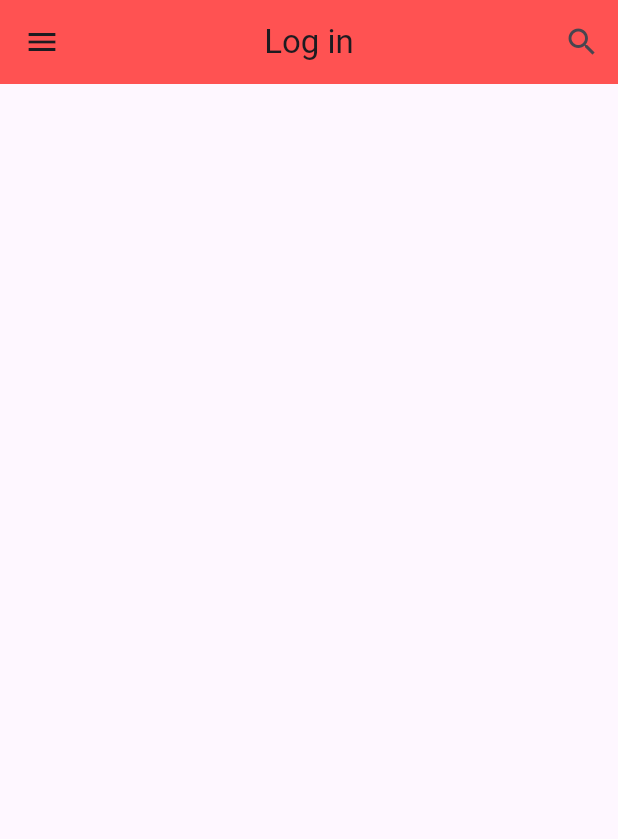
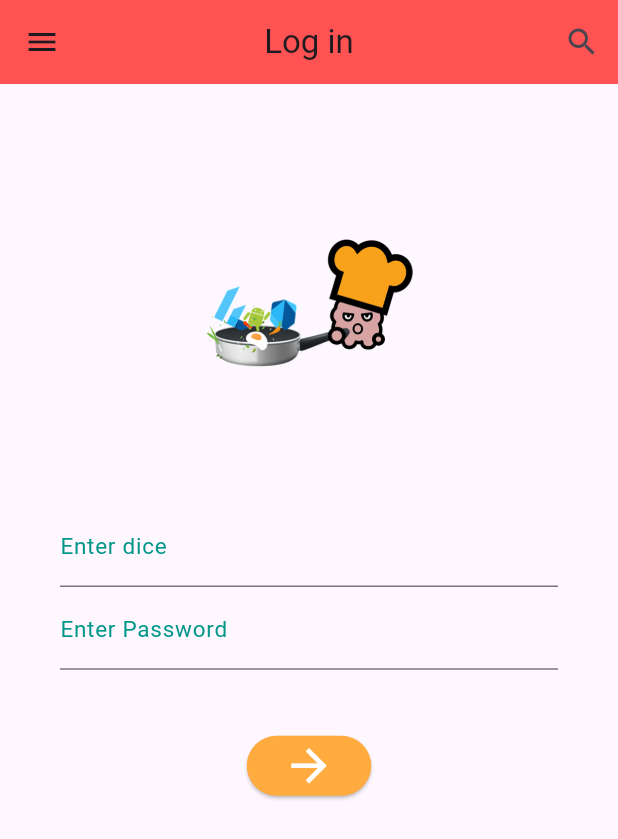
Before and after one commit to dw0124/Flutter_Dice, a Flutter app: the screen it shows after launch, on a phone screen of 412 x 824 dp. Shown: the top 839 px of the screen. Run offline on Flutter 3.47's test engine with Material 3 defaults, Android fonts, the phone set to English and light mode, and no system bars.

Commit message:
로그인 페이지 UI 구현 SingleChildScrollView

```diff
--- a/lib/main.dart
+++ b/lib/main.dart
@@ -13,7 +13,12 @@ class MyApp extends StatelessWidget {
   }
 }
 
-class LogIn extends StatelessWidget {
+class LogIn extends StatefulWidget {
+  @override
+  State<LogIn> createState() => _LogInState();
+}
+
+class _LogInState extends State<LogIn> {
   @override
   Widget build(BuildContext context) {
     return Scaffold(
@@ -32,6 +37,66 @@ class LogIn extends StatelessWidget {
           )
         ],
       ),
+      body: SingleChildScrollView(
+        child: Column(
+          children: [
+            Padding(padding: EdgeInsets.only(top: 50)),
+            Center(
+              child:
+                Image(image: AssetImage('image/chef.gif'),
+                  width: 170.0,
+                  height: 190.0,
+              ),
+            ),
+            Form(
+                child: Theme(
+                    data: ThemeData(
+                      primaryColor: Colors.teal,
+                      inputDecorationTheme: InputDecorationTheme(
+                        labelStyle: TextStyle(color: Colors.teal, fontSize: 15.0),
+                      )
+                    ),
+                    child: Container(
+                      padding: EdgeInsets.all(40.0),
+                      child: Column(
+                        children: [
+                          TextField(
+                            decoration: InputDecoration(
+                              labelText: 'Enter dice'
+                            ),
+                            keyboardType: TextInputType.emailAddress,
+                          ),
+                          TextField(
+                            decoration: InputDecoration(
+                                labelText: 'Enter Password'
+                            ),
+                            keyboardType: TextInputType.text,
+                            obscureText: true,
+                          ),
+                          SizedBox(height: 40.0,),
+                          ButtonTheme(
+                            minWidth: 100.0,
+                            height: 50.0,
+                              child: ElevatedButton(
+                                  style: ElevatedButton.styleFrom(
+                                    backgroundColor: Colors.orangeAccent, // 버튼의 최소 크기
+                                  ),
+                                  onPressed: () {},
+                                  child: Icon(
+                                      Icons.arrow_forward,
+                                      color: Colors.white,
+                                      size: 35.0,
+                                    ),
+                                  )
+                          ),
+                        ],
+                      ),
+                    )
+                ),
+            ),
+          ],
+        ),
+      ),
     );
   }
 }
```
